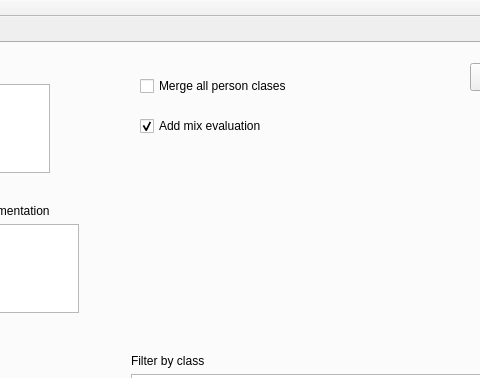
This is DeepLearningSuite/DatasetEvaluationApp/mainwindow.ui in JdeRobot/DetectionMetrics as Qt 5 draws it before an edit; both pictures show x 572 to 1052 and y 0 to 378 of the 1225 by 764 pixel window. The edited form follows.
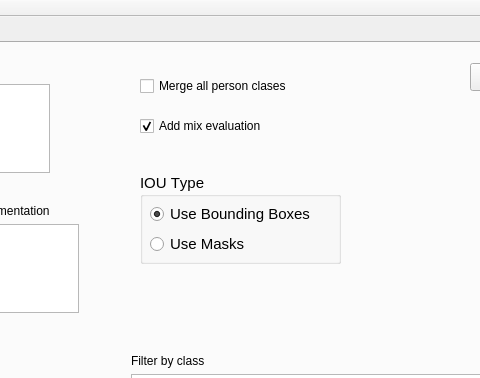
This is the edited form. The open tabs and pages were chosen to show the change.

Patch:
```diff
--- a/DeepLearningSuite/DatasetEvaluationApp/mainwindow.ui
+++ b/DeepLearningSuite/DatasetEvaluationApp/mainwindow.ui
@@ -1006,6 +1006,65 @@
        <bool>true</bool>
       </property>
      </widget>
+     <widget class="QGroupBox" name="evaluator_ioutype_groupbox">
+      <property name="enabled">
+       <bool>true</bool>
+      </property>
+      <property name="geometry">
+       <rect>
+        <x>710</x>
+        <y>130</y>
+        <width>201</width>
+        <height>91</height>
+       </rect>
+      </property>
+      <property name="font">
+       <font>
+        <family>Ubuntu</family>
+        <pointsize>11</pointsize>
+        <weight>50</weight>
+        <bold>false</bold>
+        <underline>false</underline>
+        <strikeout>false</strikeout>
+        <kerning>false</kerning>
+       </font>
+      </property>
+      <property name="whatsThis">
+       <string extracomment="Camera Parametrs specific to Streams only"/>
+      </property>
+      <property name="title">
+       <string>IOU Type</string>
+      </property>
+      <widget class="QRadioButton" name="radioButton_evaluator_iou_bbox">
+       <property name="geometry">
+        <rect>
+         <x>10</x>
+         <y>30</y>
+         <width>171</width>
+         <height>22</height>
+        </rect>
+       </property>
+       <property name="text">
+        <string>Use Bounding Boxes</string>
+       </property>
+       <property name="checked">
+        <bool>true</bool>
+       </property>
+      </widget>
+      <widget class="QRadioButton" name="radioButton_evaluator_iou_seg">
+       <property name="geometry">
+        <rect>
+         <x>10</x>
+         <y>60</y>
+         <width>101</width>
+         <height>22</height>
+        </rect>
+       </property>
+       <property name="text">
+        <string>Use Masks</string>
+       </property>
+      </widget>
+     </widget>
     </widget>
     <widget class="QWidget" name="tab_4">
      <attribute name="title">
```
Left out of the diff: 2 changed lines with no effect on the pictures.
